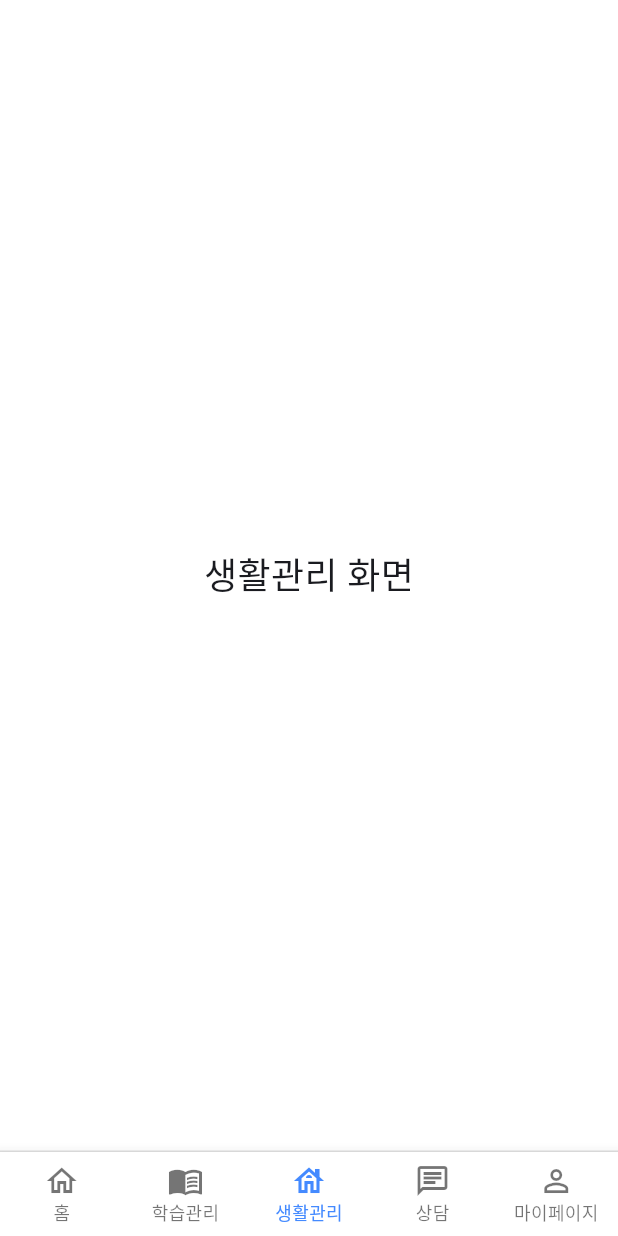
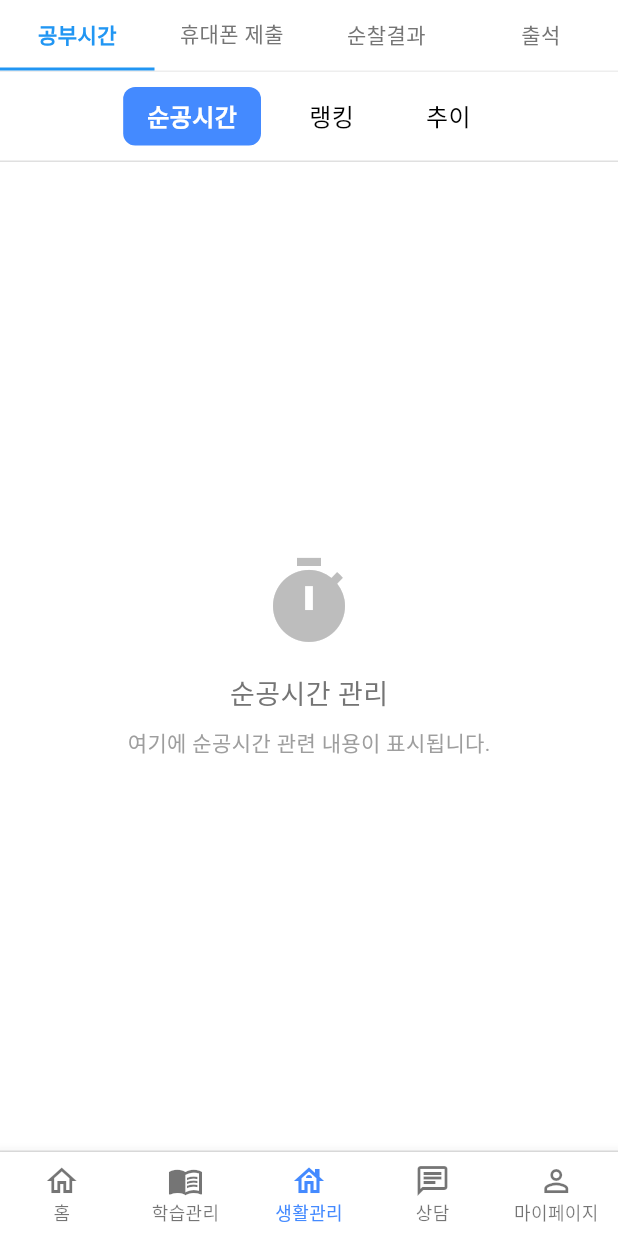
Before and after one commit to idikim/musoft_sample_app, a Flutter app: the screen it shows after launch, item 3 of the bottom bar chosen, on a phone screen of 412 x 824 dp. Run offline on Flutter 3.47's test engine with Material 3 defaults, Android fonts, the phone set to English and light mode, and no system bars; our stand-ins replace cached_network_image, device_info_plus, firebase_core, firebase_messaging, fl_chart, flutter_local_notifications and 8 more; missing offline and left inert: flutter_inappwebview; accounts and stored records are empty; Roboto replaces fonts that are missing (Pretendard).

Commit message:
add: 생활관리 탭별 페이지 추가

```diff
--- a/lib/view/life_page/life_page.dart
+++ b/lib/view/life_page/life_page.dart
@@ -1,10 +1,47 @@
 import 'package:flutter/material.dart';
+import 'widgets/life_tabs.dart';
+import 'study_time/study_time_page.dart';
+import 'phone_submission_page.dart';
+import 'patrol_result/patrol_result_page.dart';
+import 'attendance_page.dart';
 
-class LifePage extends StatelessWidget {
+class LifePage extends StatefulWidget {
   const LifePage({super.key});
 
   @override
+  State<LifePage> createState() => _LifePageState();
+}
+
+class _LifePageState extends State<LifePage> {
+  int _selectedIndex = 0;
+
+  final List<Widget> _pages = [
+    const StudyTimePage(),
+    const PhoneSubmissionPage(),
+    const PatrolResultPage(),
+    const AttendancePage(),
+  ];
+
+  void _onTabSelected(int index) {
+    setState(() {
+      _selectedIndex = index;
+    });
+  }
+
+  @override
   Widget build(BuildContext context) {
-    return Center(child: Text('생활관리 화면', style: TextStyle(fontSize: 24)));
+    return Scaffold(
+      body: SafeArea(
+        child: Column(
+          children: [
+            LifeTabs(
+              selectedIndex: _selectedIndex,
+              onTabSelected: _onTabSelected,
+            ),
+            Expanded(child: _pages[_selectedIndex]),
+          ],
+        ),
+      ),
+    );
   }
 }
--- /dev/null
+++ b/lib/view/life_page/study_time/pure_study_time_page.dart
@@ -0,0 +1,37 @@
+import 'package:flutter/material.dart';
+
+class PureStudyTimePage extends StatelessWidget {
+  const PureStudyTimePage({super.key});
+
+  @override
+  Widget build(BuildContext context) {
+    return Padding(
+      padding: const EdgeInsets.all(16.0),
+      child: Column(
+        crossAxisAlignment: CrossAxisAlignment.start,
+        children: [
+          Expanded(
+            child: Center(
+              child: Column(
+                mainAxisAlignment: MainAxisAlignment.center,
+                children: [
+                  Icon(Icons.timer, size: 64, color: Colors.grey.shade400),
+                  SizedBox(height: 16),
+                  Text(
+                    '순공시간 관리',
+                    style: TextStyle(fontSize: 18, color: Colors.grey.shade600),
+                  ),
+                  SizedBox(height: 8),
+                  Text(
+                    '여기에 순공시간 관련 내용이 표시됩니다.',
+                    style: TextStyle(fontSize: 14, color: Colors.grey.shade500),
+                  ),
+                ],
+              ),
+            ),
+          ),
+        ],
+      ),
+    );
+  }
+}
--- /dev/null
+++ b/lib/view/life_page/study_time/study_time_page.dart
@@ -0,0 +1,41 @@
+import 'package:flutter/material.dart';
+import '../widgets/study_time_tabs.dart';
+import 'pure_study_time_page.dart';
+import 'ranking_page.dart';
+import 'trend_page.dart';
+
+class StudyTimePage extends StatefulWidget {
+  const StudyTimePage({super.key});
+
+  @override
+  State<StudyTimePage> createState() => _StudyTimePageState();
+}
+
+class _StudyTimePageState extends State<StudyTimePage> {
+  int _selectedIndex = 0;
+
+  final List<Widget> _pages = [
+    const PureStudyTimePage(),
+    const RankingPage(),
+    const TrendPage(),
+  ];
+
+  void _onTabSelected(int index) {
+    setState(() {
+      _selectedIndex = index;
+    });
+  }
+
+  @override
+  Widget build(BuildContext context) {
+    return Column(
+      children: [
+        StudyTimeTabs(
+          selectedIndex: _selectedIndex,
+          onTabSelected: _onTabSelected,
+        ),
+        Expanded(child: _pages[_selectedIndex]),
+      ],
+    );
+  }
+}
--- /dev/null
+++ b/lib/view/life_page/widgets/life_tabs.dart
@@ -0,0 +1,63 @@
+import 'package:flutter/material.dart';
+
+class LifeTabs extends StatelessWidget {
+  final int selectedIndex;
+  final Function(int) onTabSelected;
+
+  const LifeTabs({
+    super.key,
+    required this.selectedIndex,
+    required this.onTabSelected,
+  });
+
+  @override
+  Widget build(BuildContext context) {
+    return Container(
+      height: 48,
+      decoration: BoxDecoration(
+        color: Colors.white,
+        border: Border(
+          bottom: BorderSide(color: Colors.grey.shade200, width: 1),
+        ),
+      ),
+      child: Row(
+        children: [
+          _buildTabItem(0, '공부시간'),
+          _buildTabItem(1, '휴대폰 제출'),
+          _buildTabItem(2, '순찰결과'),
+          _buildTabItem(3, '출석'),
+        ],
+      ),
+    );
+  }
+
+  Widget _buildTabItem(int index, String title) {
+    final isSelected = selectedIndex == index;
+
+    return Expanded(
+      child: GestureDetector(
+        onTap: () => onTabSelected(index),
+        child: Container(
+          decoration: BoxDecoration(
+            border: Border(
+              bottom: BorderSide(
+                color: isSelected ? Colors.blue : Colors.transparent,
+                width: 2,
+              ),
+            ),
+          ),
+          child: Center(
+            child: Text(
+              title,
+              style: TextStyle(
+                fontSize: 14,
+                fontWeight: isSelected ? FontWeight.w600 : FontWeight.w400,
+                color: isSelected ? Colors.blue : Colors.grey.shade600,
+              ),
+            ),
+          ),
+        ),
+      ),
+    );
+  }
+}
--- /dev/null
+++ b/lib/view/life_page/widgets/study_time_tabs.dart
@@ -0,0 +1,52 @@
+import 'package:flutter/material.dart';
+
+class StudyTimeTabStrings {
+  static const List<String> studyTimeTabs = ['순공시간', '랭킹', '추이'];
+}
+
+class StudyTimeTabs extends StatelessWidget {
+  final int selectedIndex;
+  final Function(int) onTabSelected;
+
+  const StudyTimeTabs({
+    super.key,
+    required this.selectedIndex,
+    required this.onTabSelected,
+  });
+
+  @override
+  Widget build(BuildContext context) {
+    return Container(
+      decoration: BoxDecoration(
+        border: Border(bottom: BorderSide(color: Colors.black12)),
+      ),
+      height: 60,
+      child: Row(
+        mainAxisAlignment: MainAxisAlignment.center,
+        children: List.generate(StudyTimeTabStrings.studyTimeTabs.length, (i) {
+          return GestureDetector(
+            onTap: () => onTabSelected(i),
+            child: Container(
+              margin: const EdgeInsets.symmetric(horizontal: 8),
+              padding: const EdgeInsets.symmetric(horizontal: 16, vertical: 8),
+              decoration: BoxDecoration(
+                color:
+                    selectedIndex == i ? Colors.blueAccent : Colors.transparent,
+                borderRadius: BorderRadius.circular(8),
+              ),
+              child: Text(
+                StudyTimeTabStrings.studyTimeTabs[i],
+                style: TextStyle(
+                  color: selectedIndex == i ? Colors.white : Colors.black,
+                  fontWeight:
+                      selectedIndex == i ? FontWeight.bold : FontWeight.normal,
+                  fontSize: 16,
+                ),
+              ),
+            ),
+          );
+        }),
+      ),
+    );
+  }
+}
```
Also changed, not shown: lib/view/life_page/attendance_page.dart (added, +41 -0 lines), lib/view/life_page/patrol_result/branch_patrol_result_page.dart (added, +41 -0 lines), lib/view/life_page/patrol_result/my_patrol_result_page.dart (added, +37 -0 lines), lib/view/life_page/patrol_result/patrol_result_page.dart (added, +39 -0 lines), lib/view/life_page/phone_submission_page.dart (added, +41 -0 lines), lib/view/life_page/study_time/ranking_page.dart (added, +41 -0 lines), lib/view/life_page/study_time/trend_page.dart (added, +41 -0 lines), lib/view/life_page/widgets/patrol_result_tabs.dart (added, +62 -0 lines).
